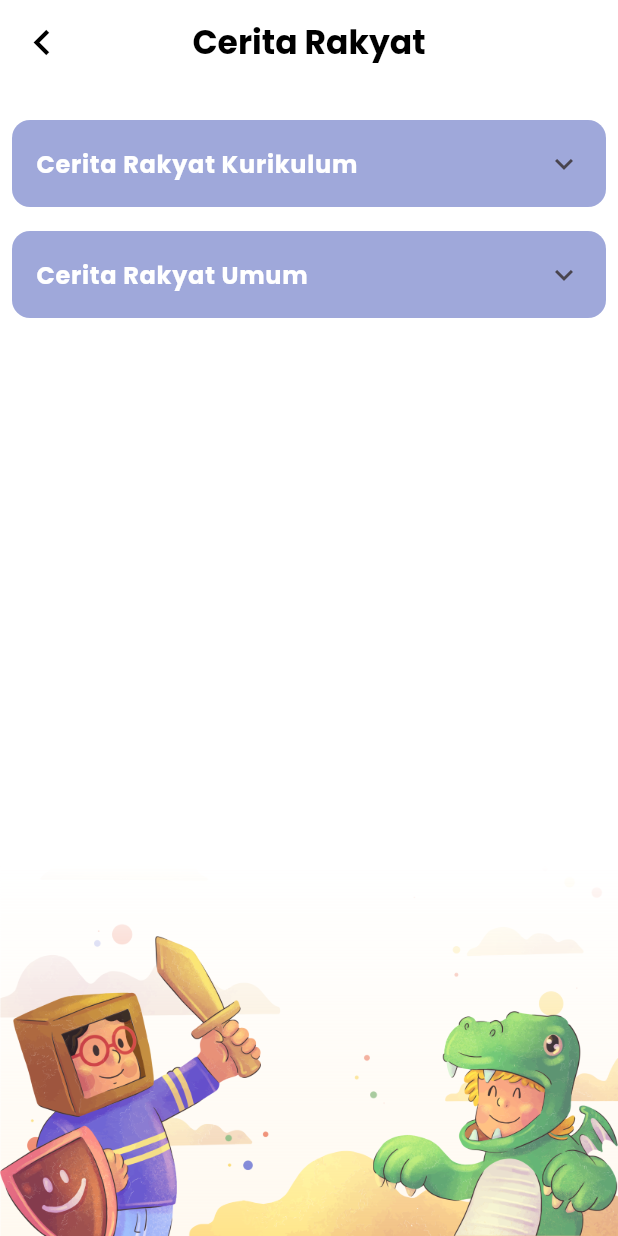
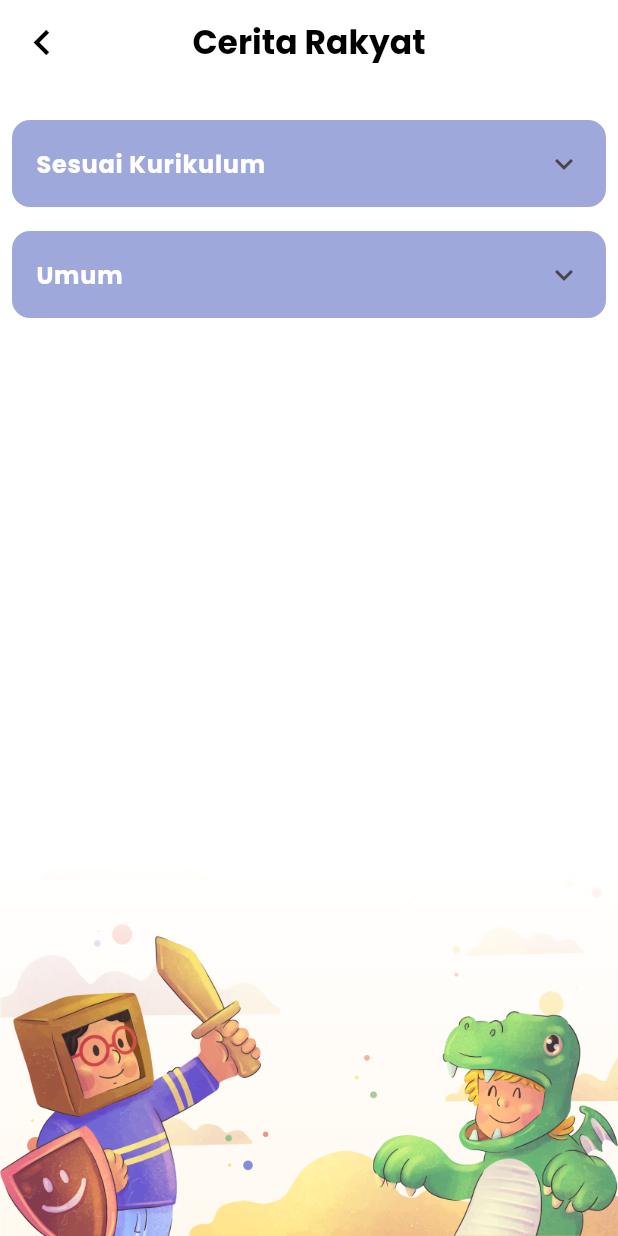
Before and after one commit to WidigdaMukti/LaguDaerah-CeritaRakyat, a Flutter app: the CeritaRakyatPage screen opened directly, on a phone screen of 412 x 824 dp. Run offline on Flutter 3.47's test engine with Material 3 defaults, Android fonts, the light colour scheme and no system bars; our stand-ins replace assets_audio_player, audioplayers, google_fonts, youtube_player_flutter; missing offline and left inert: volume_control.

Commit message:
Fifth Commit 1.2

```diff
--- a/lib/cerita_rakyat.dart
+++ b/lib/cerita_rakyat.dart
@@ -24,8 +24,8 @@ class CeritaRakyatPage extends StatefulWidget {
 
 class _CeritaRakyatPageState extends State<CeritaRakyatPage> {
   Map<String, List<dynamic>?> ceritaRakyatData = {
-    'Cerita Rakyat Kurikulum': null,
-    'Cerita Rakyat Umum': null,
+    'Sesuai Kurikulum': null,
+    'Umum': null,
   };
 
   @override
@@ -38,9 +38,8 @@ class _CeritaRakyatPageState extends State<CeritaRakyatPage> {
     String jsonData = await rootBundle.loadString('assets/data/cerita.json');
     Map<String, dynamic> data = json.decode(jsonData);
     setState(() {
-      ceritaRakyatData['Cerita Rakyat Kurikulum'] =
-          data['Cerita_Rakyat_Kurikulum'];
-      ceritaRakyatData['Cerita Rakyat Umum'] = data['Cerita_Rakyat_Umum'];
+      ceritaRakyatData['Sesuai Kurikulum'] = data['Cerita_Rakyat_Kurikulum'];
+      ceritaRakyatData['Umum'] = data['Cerita_Rakyat_Umum'];
     });
   }
 
--- a/lib/detail_lagu.dart
+++ b/lib/detail_lagu.dart
@@ -1,9 +1,11 @@
 import 'package:flutter/material.dart';
 import 'package:google_fonts/google_fonts.dart';
 import 'handler/audio_handler.dart';
+import 'backsound.dart';
 
 class DetailLaguPage extends StatelessWidget {
   final Map<String, dynamic> laguData;
+  final AudioManager _audioManager = AudioManager();
 
   DetailLaguPage({required this.laguData});
 
@@ -44,7 +46,7 @@ class DetailLaguPage extends StatelessWidget {
               top: 16,
               right: 16,
               child: FractionalTranslation(
-                translation: Offset(0.08, 0.0),
+                translation: Offset(0.08, -0.08),
                 child: Opacity(
                   opacity: 0.6,
                   child: Image.asset(
@@ -146,6 +148,7 @@ class DetailLaguPage extends StatelessWidget {
                   // Aksi saat tombol "Audio Link" ditekan
                   String audio = laguData['Audio'];
                   if (audio != '-') {
+                    _audioManager.pause();
                     showBottomSheetFunction(context, laguData);
                   } else {
                     // Kasus ketika audioLink adalah '-'
--- a/lib/handler/audio_handler.dart
+++ b/lib/handler/audio_handler.dart
@@ -1,12 +1,15 @@
 import 'package:flutter/material.dart';
 import 'package:assets_audio_player/assets_audio_player.dart';
 import 'package:google_fonts/google_fonts.dart';
+import 'package:lagu_daerah_dan_cerita_rakyat/backsound.dart';
+
+final AssetsAudioPlayer assetsAudioPlayer = AssetsAudioPlayer();
 
 void showBottomSheetFunction(
   BuildContext context,
   Map<String, dynamic> laguData,
 ) {
-  final AssetsAudioPlayer assetsAudioPlayer = AssetsAudioPlayer();
+  final AudioManager _audioManager = AudioManager();
 
   void loadAudio(Map<String, dynamic> laguData) {
     final audioUrl = laguData['Audio'];
@@ -31,6 +34,7 @@ void showBottomSheetFunction(
     builder: (BuildContext context) {
       return WillPopScope(
           onWillPop: () async {
+            _audioManager.resume();
             assetsAudioPlayer
                 .stop(); // Menghentikan audio saat bottom sheet ditutup
             return true;
--- a/lib/handler/vidio_handler.dart
+++ b/lib/handler/vidio_handler.dart
@@ -1,6 +1,9 @@
 import 'package:flutter/material.dart';
 import 'package:youtube_player_flutter/youtube_player_flutter.dart';
 import 'package:url_launcher/url_launcher.dart';
+import 'package:lagu_daerah_dan_cerita_rakyat/backsound.dart';
+
+final AudioManager _audioManager = AudioManager();
 
 class VideoHandler extends StatefulWidget {
   final String videoId;
@@ -69,6 +72,7 @@ class _VideoHandlerState extends State<VideoHandler> {
             color: Colors.white,
           ),
           onPressed: () {
+            _audioManager.resume();
             Navigator.of(context).pop();
           },
         ),
--- a/lib/main.dart
+++ b/lib/main.dart
@@ -5,14 +5,19 @@ import 'handler/tentang_button_handler.dart' as AboutHandler;
 import 'handler/keluar_button_handler.dart';
 import 'package:google_fonts/google_fonts.dart';
 import 'theme.dart';
+import 'backsound.dart';
 
 void main() {
+  WidgetsFlutterBinding.ensureInitialized();
   runApp(MyApp());
 }
 
 class MyApp extends StatelessWidget {
+  final AudioManager _audioManager = AudioManager();
+
   @override
   Widget build(BuildContext context) {
+    _audioManager.start();
     return MaterialApp(
       debugShowCheckedModeBanner: false,
       home: HomeScreen(),
--- a/pubspec.yaml
+++ b/pubspec.yaml
@@ -35,10 +35,9 @@ dependencies:
   google_fonts: ^6.1.0
   url_launcher: ^6.2.1
   cupertino_icons: ^1.0.2
-  flutter_webview_pro: ^3.0.1+4
   youtube_player_flutter: ^8.1.2
-  flutter_inappwebview: ^5.8.0
   assets_audio_player: ^3.1.1
+  audioplayers: ^5.2.1
 
 dev_dependencies:
   flutter_test:
```
Also changed, not shown: lib/backsound.dart (added, +32 -0 lines), lib/detail_cerita.dart (+3 -21 lines), pubspec.lock, 13 other files.
